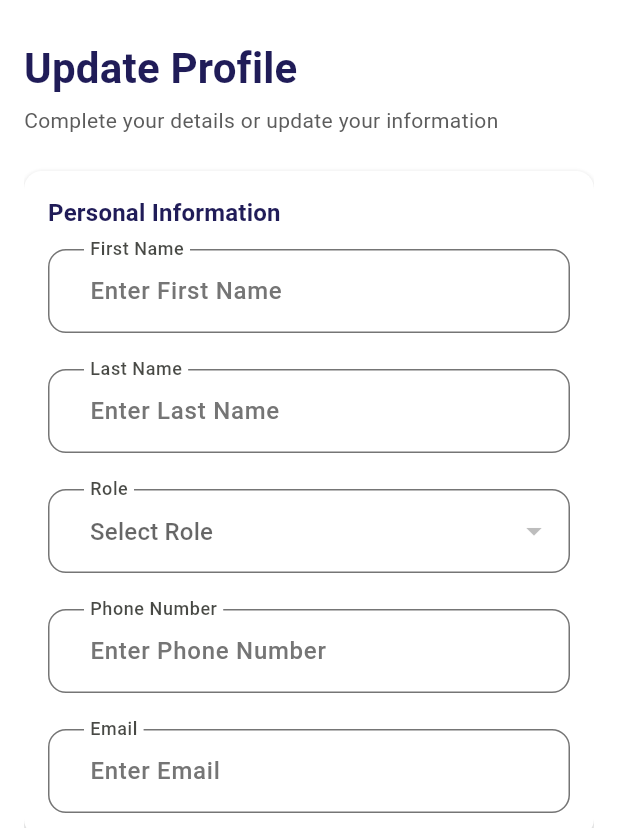
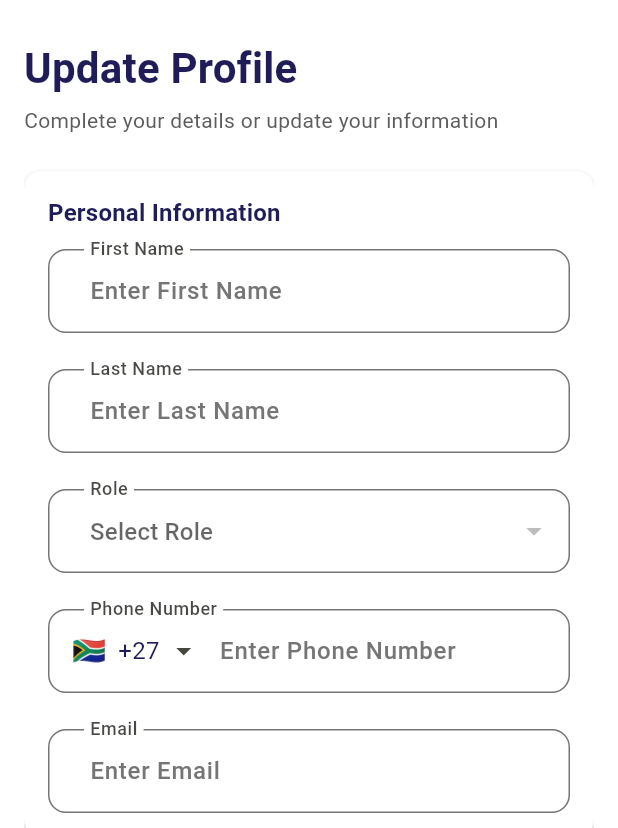
Before and after one commit to munashethedeveloper/kenwell_health_app, a Flutter app: the _ProfileScreenBody screen opened directly, on a phone screen of 412 x 824 dp, the part 408-1236 px from its top. Run offline on Flutter 3.47's test engine with Material 3 defaults, Android fonts, the phone set to English and light mode, and no system bars; drawn by our look-alikes of intl_phone_field; our stand-ins replace cloud_firestore, drift, dropdown_search, firebase_auth, firebase_core, flutter_slidable and 7 more; accounts and stored records are empty; generated files the repository leaves out were written again.

```diff
--- a/lib/ui/features/profile/widgets/sections/profile_form_section.dart
+++ b/lib/ui/features/profile/widgets/sections/profile_form_section.dart
@@ -4,6 +4,7 @@ import 'package:kenwell_health_app/utils/input_formatters.dart';
 import 'package:kenwell_health_app/utils/validators.dart';
 import '../../../../shared/ui/form/custom_dropdown_field.dart';
 import '../../../../shared/ui/form/custom_text_field.dart';
+import '../../../../shared/ui/form/international_phone_field.dart';
 import '../../../../shared/ui/form/kenwell_form_card.dart';
 import '../../view_model/profile_view_model.dart';
 
@@ -68,15 +69,11 @@ class _ProfileFormSectionState extends State<ProfileFormSection> {
                 onChanged: widget.onRoleChanged,
               ),
               const SizedBox(height: 24),
-              KenwellTextField(
+              InternationalPhoneField(
                 label: "Phone Number",
                 controller: widget.phoneController,
-                keyboardType: TextInputType.phone,
-                inputFormatters: [
-                  AppTextInputFormatters.saPhoneNumberFormatter()
-                ],
                 padding: EdgeInsets.zero,
-                validator: Validators.validateSouthAfricanPhoneNumber,
+                validator: Validators.validateInternationalPhoneNumber,
               ),
               const SizedBox(height: 24),
               KenwellTextField(
```
